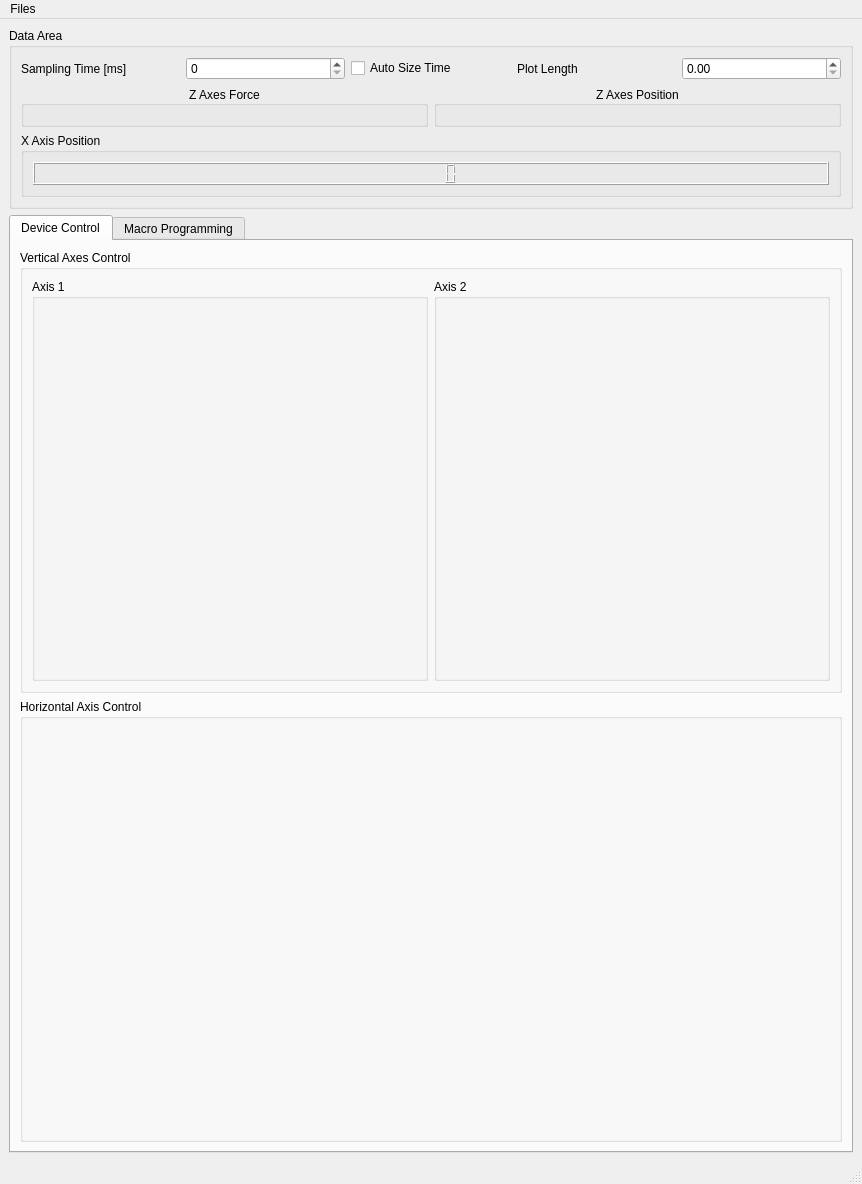
Above: Frontend/GUI/MainWindow/mainwindow.ui from S2A-Lab/RollerLaminationSoftware before the change. Below: the same form after it.
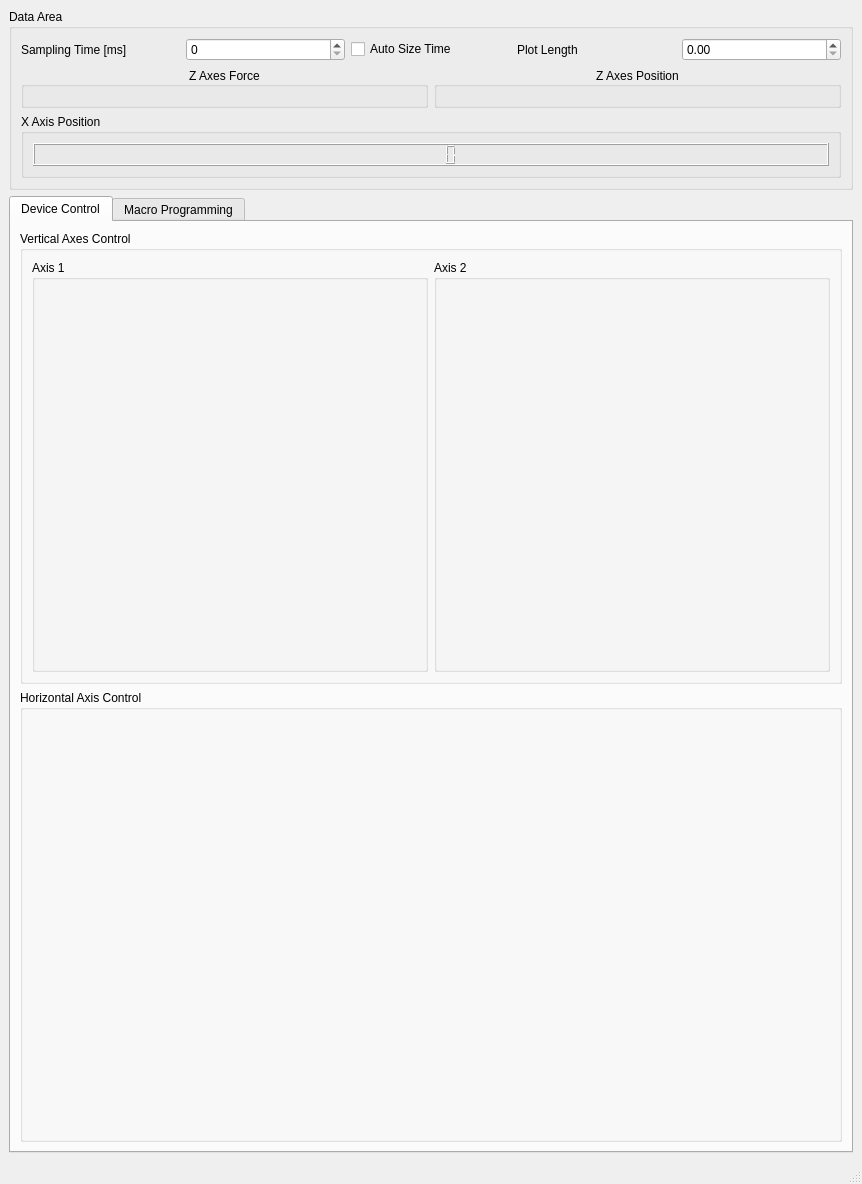
That is the form after the change.

Commit message: Finished macro programming interface, data save and macro save and load functions.

The edit to the form file:
```diff
--- a/Frontend/GUI/MainWindow/mainwindow.ui
+++ b/Frontend/GUI/MainWindow/mainwindow.ui
@@ -187,17 +187,6 @@
      <height>22</height>
     </rect>
    </property>
-   <widget class="QMenu" name="menuRoller_Lamination_Controller">
-    <property name="title">
-     <string>Files</string>
-    </property>
-    <addaction name="actionOpen"/>
-    <addaction name="actionSave_macro"/>
-    <addaction name="actionSave_as"/>
-    <addaction name="separator"/>
-    <addaction name="actionSave_Data"/>
-   </widget>
-   <addaction name="menuRoller_Lamination_Controller"/>
   </widget>
   <widget class="QStatusBar" name="statusbar"/>
   <action name="actionOpen">
```
The commit also changes 5 other files.
